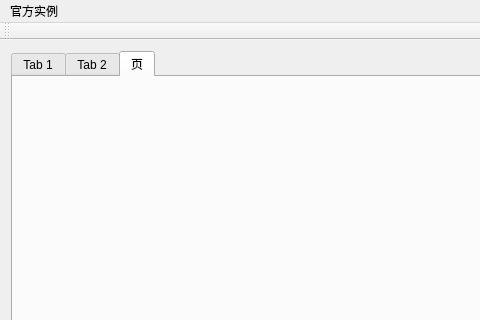
Old version of the form ThirdVtk/mainwindow.ui in the repository DreamLife-Jianwei/Qt-Vtk; both pictures show x 0 to 480 and y 0 to 320 of the 1366 by 768 pixel window.
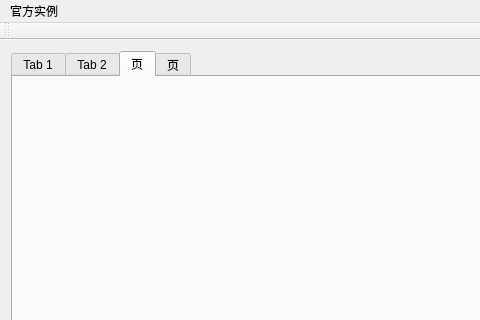
New version of the form. The open tabs and pages were chosen to show the change.

Patch:
```diff
--- a/ThirdVtk/mainwindow.ui
+++ b/ThirdVtk/mainwindow.ui
@@ -35,6 +35,11 @@
         <string>页</string>
        </attribute>
       </widget>
+      <widget class="QWidget" name="tab_Cone2">
+       <attribute name="title">
+        <string>页</string>
+       </attribute>
+      </widget>
      </widget>
     </item>
    </layout>
```
Left out of the diff: 8 changed lines with no effect on the pictures.
